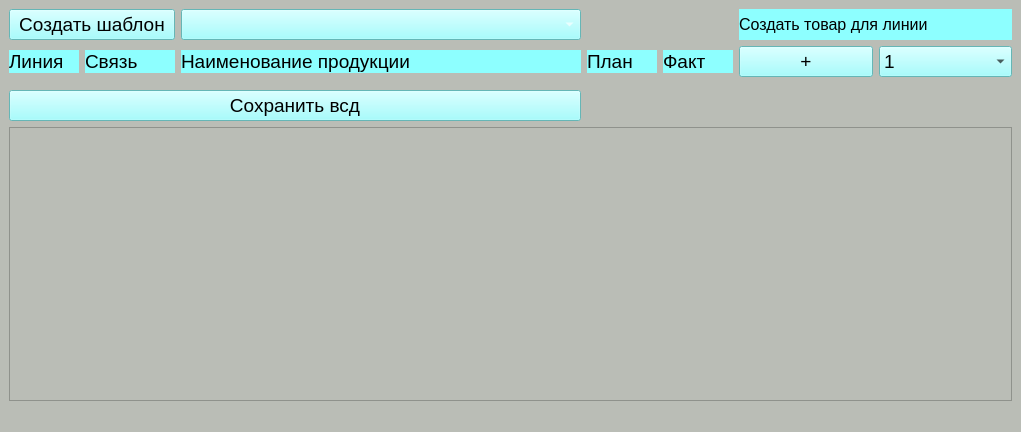
First picture: the form in mainwindow.ui, repository avovana/master_labeling, before the edit.
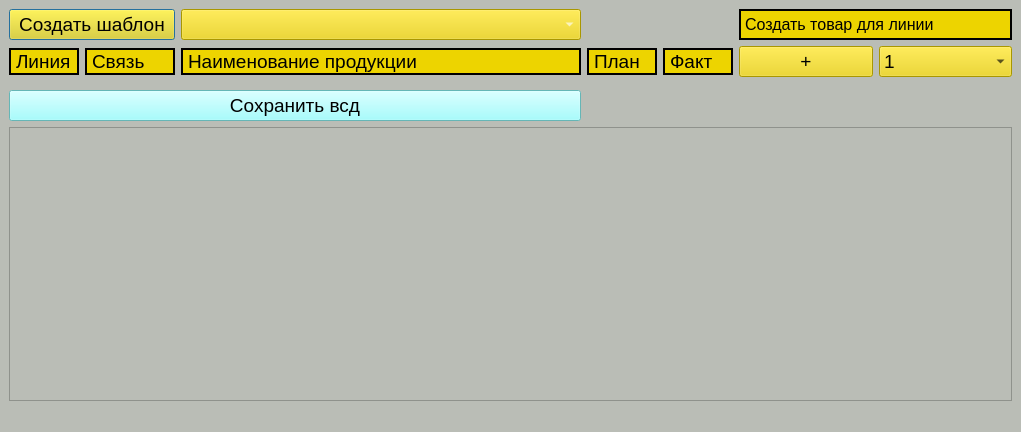
Second picture: the form after the edit.

Commit message: ui cganged header color

Patch:
```diff
--- a/mainwindow.ui
+++ b/mainwindow.ui
@@ -44,7 +44,10 @@
        </font>
       </property>
       <property name="styleSheet">
-       <string notr="true">background-color: rgb(141, 255, 255);</string>
+       <string notr="true">background-color: rgb(237, 212, 0);</string>
+      </property>
+      <property name="frameShape">
+       <enum>QFrame::WinPanel</enum>
       </property>
       <property name="text">
        <string>Линия</string>
@@ -92,7 +95,10 @@
        </font>
       </property>
       <property name="styleSheet">
-       <string notr="true">background-color: rgb(141, 255, 255);</string>
+       <string notr="true">background-color: rgb(237, 212, 0);</string>
+      </property>
+      <property name="frameShape">
+       <enum>QFrame::WinPanel</enum>
       </property>
       <property name="text">
        <string>Связь</string>
@@ -125,7 +131,13 @@
        </font>
       </property>
       <property name="styleSheet">
-       <string notr="true">background-color: rgb(141, 255, 255);</string>
+       <string notr="true">background-color: rgb(237, 212, 0);</string>
+      </property>
+      <property name="frameShape">
+       <enum>QFrame::WinPanel</enum>
+      </property>
+      <property name="frameShadow">
+       <enum>QFrame::Plain</enum>
       </property>
       <property name="text">
        <string>Наименование продукции</string>
@@ -158,7 +170,13 @@
        </font>
       </property>
       <property name="styleSheet">
-       <string notr="true">background-color: rgb(141, 255, 255);</string>
+       <string notr="true">background-color: rgb(237, 212, 0);</string>
+      </property>
+      <property name="frameShape">
+       <enum>QFrame::WinPanel</enum>
+      </property>
+      <property name="frameShadow">
+       <enum>QFrame::Plain</enum>
       </property>
       <property name="text">
        <string>План</string>
@@ -191,7 +209,10 @@
        </font>
       </property>
       <property name="styleSheet">
-       <string notr="true">background-color: rgb(141, 255, 255);</string>
+       <string notr="true">background-color: rgb(237, 212, 0);</string>
+      </property>
+      <property name="frameShape">
+       <enum>QFrame::WinPanel</enum>
       </property>
       <property name="text">
        <string>Факт</string>
@@ -227,11 +248,14 @@
        </font>
       </property>
       <property name="styleSheet">
-       <string notr="true">background-color: rgb(141, 255, 255);</string>
+       <string notr="true">background-color: rgb(237, 212, 0);</string>
       </property>
       <property name="text">
        <string>+</string>
       </property>
+      <property name="flat">
+       <bool>false</bool>
+      </property>
      </widget>
     </item>
     <item row="1" column="6">
@@ -260,7 +284,7 @@
        </font>
       </property>
       <property name="styleSheet">
-       <string notr="true">background-color: rgb(141, 255, 255);</string>
+       <string notr="true">background-color: rgb(237, 212, 0);</string>
       </property>
       <item>
        <property name="text">
@@ -313,11 +337,20 @@
        </font>
       </property>
       <property name="styleSheet">
-       <string notr="true">background-color: rgb(141, 255, 255);</string>
+       <string notr="true">background-color: rgb(237, 212, 0);</string>
+      </property>
+      <property name="frameShape">
+       <enum>QFrame::WinPanel</enum>
       </property>
       <property name="text">
        <string>Создать товар для линии</string>
       </property>
+      <property name="scaledContents">
+       <bool>false</bool>
+      </property>
+      <property name="wordWrap">
+       <bool>false</bool>
+      </property>
      </widget>
     </item>
     <item row="0" column="0" colspan="2">
@@ -328,11 +361,20 @@
        </font>
       </property>
       <property name="styleSheet">
-       <string notr="true">background-color: rgb(141, 255, 255);</string>
+       <string notr="true">background-color: rgb(237, 212, 0);</string>
       </property>
       <property name="text">
        <string>Создать шаблон</string>
       </property>
+      <property name="checkable">
+       <bool>false</bool>
+      </property>
+      <property name="default">
+       <bool>true</bool>
+      </property>
+      <property name="flat">
+       <bool>false</bool>
+      </property>
      </widget>
     </item>
     <item row="0" column="2">
@@ -364,10 +406,13 @@
        </font>
       </property>
       <property name="styleSheet">
-       <string notr="true">background-color: rgb(141, 255, 255);
+       <string notr="true">background-color: rgb(237, 212, 0);
 font-family: Arial;
 color: rgb(255, 255, 255);font-weight: bold;</string>
       </property>
+      <property name="frame">
+       <bool>true</bool>
+      </property>
      </widget>
     </item>
     <item row="2" column="0" colspan="7">
```
